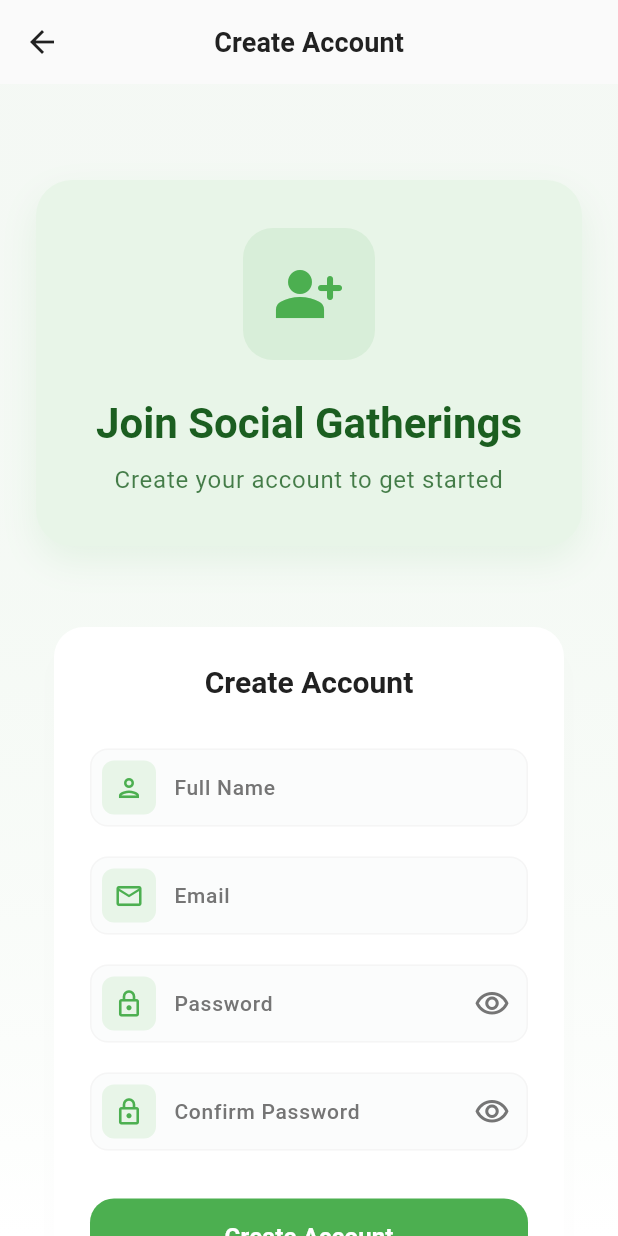
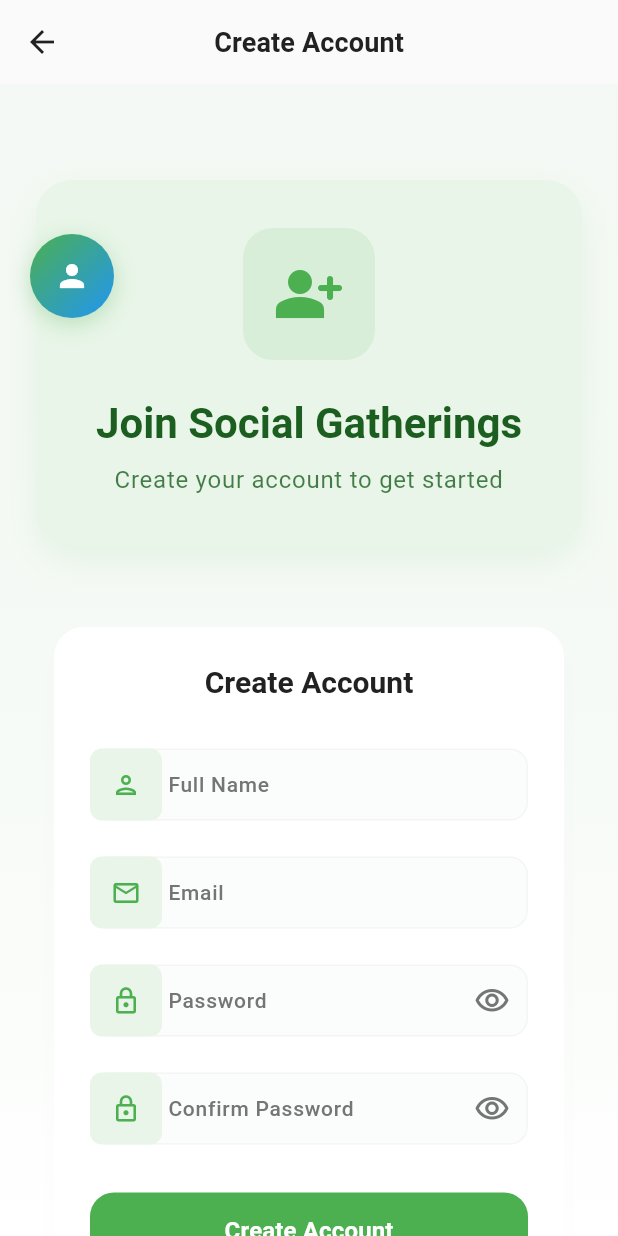
Before and after one commit to developer-ashok/flutter-social-gatherings-mvp, a Flutter app: the screen it shows after launch, after a tap on "Sign Up", on a phone screen of 412 x 824 dp. Run offline on Flutter 3.47's test engine with Material 3 defaults, Android fonts, the phone set to English and light mode, and no system bars; our stand-ins replace shared_preferences, sqflite, table_calendar; accounts and stored records are empty.

Commit message:
added floating button for dev contact info

```diff
--- a/lib/screens/auth/login_screen.dart
+++ b/lib/screens/auth/login_screen.dart
@@ -2,6 +2,7 @@ import 'package:flutter/material.dart';
 import 'package:provider/provider.dart';
 import 'package:social_gatherings/providers/auth_provider.dart';
 import 'package:social_gatherings/screens/auth/register_screen.dart';
+import 'package:social_gatherings/widgets/floating_contact_button.dart';
 
 class LoginScreen extends StatefulWidget {
   const LoginScreen({super.key});
@@ -47,7 +48,9 @@ class _LoginScreenState extends State<LoginScreen> {
   @override
   Widget build(BuildContext context) {
     return Scaffold(
-      body: Container(
+      body: Stack(
+        children: [
+          Container(
             decoration: BoxDecoration(
               gradient: LinearGradient(
                 begin: Alignment.topCenter,
@@ -153,9 +156,7 @@ class _LoginScreenState extends State<LoginScreen> {
                                   keyboardType: TextInputType.emailAddress,
                                   decoration: InputDecoration(
                                     labelText: 'Email',
-                                hintText: 'Enter your email',
                                     prefixIcon: Container(
-                                  margin: const EdgeInsets.all(8),
                                       padding: const EdgeInsets.all(8),
                                       decoration: BoxDecoration(
                                         color: Theme.of(context).colorScheme.primaryContainer,
@@ -172,14 +173,13 @@ class _LoginScreenState extends State<LoginScreen> {
                                     if (value == null || value.isEmpty) {
                                       return 'Please enter your email';
                                     }
-                                if (!RegExp(r'^[\w-\.]+@([\w-]+\.)+[\w-]{2,4}$')
-                                    .hasMatch(value)) {
+                                    if (!RegExp(r'^[\w-\.]+@([\w-]+\.)+[\w-]{2,4}$').hasMatch(value)) {
                                       return 'Please enter a valid email';
                                     }
                                     return null;
                                   },
                                 ),
-                            const SizedBox(height: 20),
+                                const SizedBox(height: 24),
 
                                 // Password Field
                                 TextFormField(
@@ -187,9 +187,7 @@ class _LoginScreenState extends State<LoginScreen> {
                                   obscureText: _obscurePassword,
                                   decoration: InputDecoration(
                                     labelText: 'Password',
-                                hintText: 'Enter your password',
                                     prefixIcon: Container(
-                                  margin: const EdgeInsets.all(8),
                                       padding: const EdgeInsets.all(8),
                                       decoration: BoxDecoration(
                                         color: Theme.of(context).colorScheme.primaryContainer,
@@ -225,7 +223,7 @@ class _LoginScreenState extends State<LoginScreen> {
                                 ),
                                 const SizedBox(height: 32),
 
-                            // Sign In Button
+                                // Login Button
                                 Consumer<AuthProvider>(
                                   builder: (context, authProvider, child) {
                                     return ElevatedButton(
@@ -252,11 +250,6 @@ class _LoginScreenState extends State<LoginScreen> {
                                     );
                                   },
                                 ),
-                          ],
-                        ),
-                      ),
-                    ),
-                  ),
                                 const SizedBox(height: 24),
 
                                 // Sign Up Link
@@ -264,7 +257,7 @@ class _LoginScreenState extends State<LoginScreen> {
                                   mainAxisAlignment: MainAxisAlignment.center,
                                   children: [
                                     Text(
-                        "Don't have an account? ",
+                                      'Don\'t have an account? ',
                                       style: Theme.of(context).textTheme.bodyMedium?.copyWith(
                                         color: Theme.of(context).colorScheme.onSurfaceVariant,
                                       ),
@@ -287,16 +280,23 @@ class _LoginScreenState extends State<LoginScreen> {
                                     ),
                                   ],
                                 ),
-                  const SizedBox(height: 32),
+                              ],
+                            ),
+                          ),
+                        ),
+                      ),
+                      const SizedBox(height: 40),
 
-                  // Demo Credentials
-                  Card(
-                    elevation: 4,
-                    shape: RoundedRectangleBorder(
+                      // Demo Credentials Section
+                      Container(
+                        padding: const EdgeInsets.all(20),
+                        decoration: BoxDecoration(
+                          color: Theme.of(context).colorScheme.surfaceVariant.withOpacity(0.3),
                           borderRadius: BorderRadius.circular(16),
+                          border: Border.all(
+                            color: Theme.of(context).colorScheme.outline.withOpacity(0.2),
                           ),
-                    child: Padding(
-                      padding: const EdgeInsets.all(20),
+                        ),
                         child: Column(
                           crossAxisAlignment: CrossAxisAlignment.start,
                           children: [
@@ -348,13 +348,15 @@ class _LoginScreenState extends State<LoginScreen> {
                           ],
                         ),
                       ),
-                  ),
                       const SizedBox(height: 40),
                     ],
                   ),
                 ),
               ),
             ),
+          ),
+          const FloatingContactButton(),
+        ],
       ),
     );
   }
--- a/lib/screens/auth/register_screen.dart
+++ b/lib/screens/auth/register_screen.dart
@@ -1,6 +1,7 @@
 import 'package:flutter/material.dart';
 import 'package:provider/provider.dart';
 import 'package:social_gatherings/providers/auth_provider.dart';
+import 'package:social_gatherings/widgets/floating_contact_button.dart';
 
 class RegisterScreen extends StatefulWidget {
   const RegisterScreen({super.key});
@@ -62,7 +63,9 @@ class _RegisterScreenState extends State<RegisterScreen> {
         title: const Text('Create Account'),
         elevation: 0,
       ),
-      body: Container(
+      body: Stack(
+        children: [
+          Container(
             decoration: BoxDecoration(
               gradient: LinearGradient(
                 begin: Alignment.topCenter,
@@ -159,9 +162,7 @@ class _RegisterScreenState extends State<RegisterScreen> {
                                 controller: _nameController,
                                 decoration: InputDecoration(
                                   labelText: 'Full Name',
-                              hintText: 'Enter your full name',
                                   prefixIcon: Container(
-                                margin: const EdgeInsets.all(8),
                                     padding: const EdgeInsets.all(8),
                                     decoration: BoxDecoration(
                                       color: Theme.of(context).colorScheme.primaryContainer,
@@ -178,13 +179,10 @@ class _RegisterScreenState extends State<RegisterScreen> {
                                   if (value == null || value.isEmpty) {
                                     return 'Please enter your name';
                                   }
-                              if (value.trim().length < 2) {
-                                return 'Name must be at least 2 characters';
-                              }
                                   return null;
                                 },
                               ),
-                          const SizedBox(height: 20),
+                              const SizedBox(height: 24),
 
                               // Email Field
                               TextFormField(
@@ -192,9 +190,7 @@ class _RegisterScreenState extends State<RegisterScreen> {
                                 keyboardType: TextInputType.emailAddress,
                                 decoration: InputDecoration(
                                   labelText: 'Email',
-                              hintText: 'Enter your email',
                                   prefixIcon: Container(
-                                margin: const EdgeInsets.all(8),
                                     padding: const EdgeInsets.all(8),
                                     decoration: BoxDecoration(
                                       color: Theme.of(context).colorScheme.primaryContainer,
@@ -211,14 +207,13 @@ class _RegisterScreenState extends State<RegisterScreen> {
                                   if (value == null || value.isEmpty) {
                                     return 'Please enter your email';
                                   }
-                              if (!RegExp(r'^[\w-\.]+@([\w-]+\.)+[\w-]{2,4}$')
-                                  .hasMatch(value)) {
+                                  if (!RegExp(r'^[\w-\.]+@([\w-]+\.)+[\w-]{2,4}$').hasMatch(value)) {
                                     return 'Please enter a valid email';
                                   }
                                   return null;
                                 },
                               ),
-                          const SizedBox(height: 20),
+                              const SizedBox(height: 24),
 
                               // Password Field
                               TextFormField(
@@ -226,9 +221,7 @@ class _RegisterScreenState extends State<RegisterScreen> {
                                 obscureText: _obscurePassword,
                                 decoration: InputDecoration(
                                   labelText: 'Password',
-                              hintText: 'Enter your password',
                                   prefixIcon: Container(
-                                margin: const EdgeInsets.all(8),
                                     padding: const EdgeInsets.all(8),
                                     decoration: BoxDecoration(
                                       color: Theme.of(context).colorScheme.primaryContainer,
@@ -262,7 +255,7 @@ class _RegisterScreenState extends State<RegisterScreen> {
                                   return null;
                                 },
                               ),
-                          const SizedBox(height: 20),
+                              const SizedBox(height: 24),
 
                               // Confirm Password Field
                               TextFormField(
@@ -270,9 +263,7 @@ class _RegisterScreenState extends State<RegisterScreen> {
                                 obscureText: _obscureConfirmPassword,
                                 decoration: InputDecoration(
                                   labelText: 'Confirm Password',
-                              hintText: 'Confirm your password',
                                   prefixIcon: Container(
-                                margin: const EdgeInsets.all(8),
                                     padding: const EdgeInsets.all(8),
                                     decoration: BoxDecoration(
                                       color: Theme.of(context).colorScheme.primaryContainer,
@@ -372,6 +363,9 @@ class _RegisterScreenState extends State<RegisterScreen> {
               ),
             ),
           ),
+          const FloatingContactButton(),
+        ],
+      ),
     );
   }
 }
--- a/lib/screens/home_screen.dart
+++ b/lib/screens/home_screen.dart
@@ -5,6 +5,7 @@ import 'package:social_gatherings/providers/event_provider.dart';
 import 'package:social_gatherings/providers/announcement_provider.dart';
 import 'package:social_gatherings/widgets/quick_action_card.dart';
 import 'package:social_gatherings/widgets/announcement_card.dart';
+import 'package:social_gatherings/widgets/contact_popup.dart';
 import 'package:social_gatherings/screens/create_poll_screen.dart';
 import 'package:social_gatherings/screens/create_announcement_screen.dart';
 import 'package:social_gatherings/screens/create_event_screen.dart';
--- /dev/null
+++ b/lib/widgets/floating_contact_button.dart
@@ -0,0 +1,131 @@
+import 'package:flutter/material.dart';
+import 'package:social_gatherings/widgets/contact_popup.dart';
+
+class FloatingContactButton extends StatefulWidget {
+  const FloatingContactButton({super.key});
+
+  @override
+  State<FloatingContactButton> createState() => _FloatingContactButtonState();
+}
+
+class _FloatingContactButtonState extends State<FloatingContactButton>
+    with SingleTickerProviderStateMixin {
+  late AnimationController _animationController;
+  late Animation<double> _scaleAnimation;
+
+  Offset _position = const Offset(20, 100);
+  bool _isDragging = false;
+
+  @override
+  void initState() {
+    super.initState();
+    _animationController = AnimationController(
+      duration: const Duration(milliseconds: 200),
+      vsync: this,
+    );
+    _scaleAnimation = Tween<double>(
+      begin: 1.0,
+      end: 0.9,
+    ).animate(CurvedAnimation(
+      parent: _animationController,
+      curve: Curves.easeInOut,
+    ));
+  }
+
+  @override
+  void dispose() {
+    _animationController.dispose();
+    super.dispose();
+  }
+
+  @override
+  Widget build(BuildContext context) {
+    return Positioned(
+      left: _position.dx,
+      top: _position.dy,
+      child: AnimatedBuilder(
+        animation: _scaleAnimation,
+        builder: (context, child) {
+          return Transform.scale(
+            scale: _scaleAnimation.value,
+            child: GestureDetector(
+              onPanStart: (details) {
+                setState(() {
+                  _isDragging = true;
+                });
+                _animationController.forward();
+              },
+              onPanUpdate: (details) {
+                setState(() {
+                  _position += details.delta;
+                });
+              },
+              onPanEnd: (details) {
+                setState(() {
+                  _isDragging = false;
+                });
+                _animationController.reverse();
+                _stickToNearestSide();
+              },
+              onTap: _isDragging ? null : _showContactPopup,
+              child: Container(
+                width: 56,
+                height: 56,
+                decoration: BoxDecoration(
+                  shape: BoxShape.circle,
+                  gradient: LinearGradient(
+                    colors: [
+                      Theme.of(context).colorScheme.primary,
+                      Theme.of(context).colorScheme.secondary,
+                    ],
+                    begin: Alignment.topLeft,
+                    end: Alignment.bottomRight,
+                  ),
+                  boxShadow: [
+                    BoxShadow(
+                      color: Theme.of(context).colorScheme.primary.withOpacity(0.3),
+                      blurRadius: 12,
+                      offset: const Offset(0, 4),
+                    ),
+                  ],
+                ),
+                child: const Icon(
+                  Icons.person,
+                  color: Colors.white,
+                  size: 24,
+                ),
+              ),
+            ),
+          );
+        },
+      ),
+    );
+  }
+
+  void _stickToNearestSide() {
+    final screenWidth = MediaQuery.of(context).size.width;
+    final screenHeight = MediaQuery.of(context).size.height;
+
+    // Ensure the button stays within screen bounds
+    double newX = _position.dx.clamp(0, screenWidth - 56);
+    double newY = _position.dy.clamp(0, screenHeight - 56);
+
+    // Stick to nearest side (left or right)
+    if (newX < screenWidth / 2) {
+      newX = 20; // Stick to left
+    } else {
+      newX = screenWidth - 76; // Stick to right
+    }
+
+    setState(() {
+      _position = Offset(newX, newY);
+    });
+  }
+
+  void _showContactPopup() {
+    showDialog(
+      context: context,
+      builder: (context) => const ContactPopup(),
+    );
+  }
+}
--- a/pubspec.yaml
+++ b/pubspec.yaml
@@ -19,6 +19,7 @@ dependencies:
   image_picker: ^1.0.4
   cached_network_image: ^3.3.0
   flutter_staggered_grid_view: ^0.7.0
+  url_launcher: ^6.2.1
 
 dev_dependencies:
   flutter_test:
```
Also changed, not shown: lib/main.dart (+13 -0 lines), lib/screens/main_screen.dart (+23 -4 lines), lib/screens/profile_screen.dart (+68 -0 lines), lib/widgets/contact_popup.dart (added, +261 -0 lines), pubspec.lock, 7 other files. Lines whose indentation alone changed are shown as unchanged.
